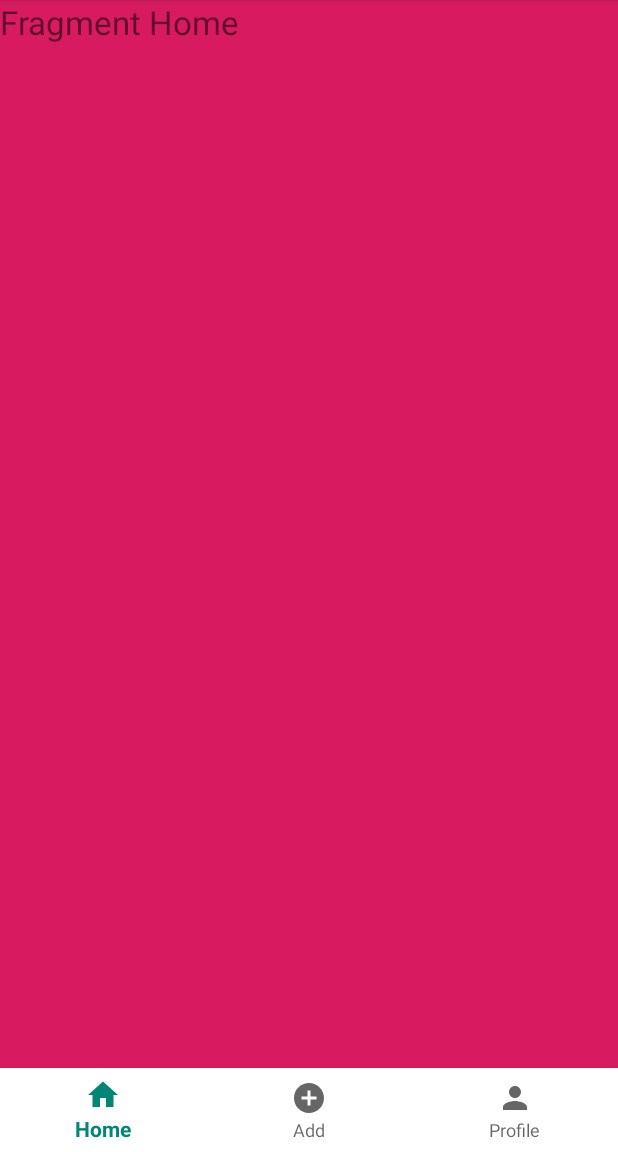
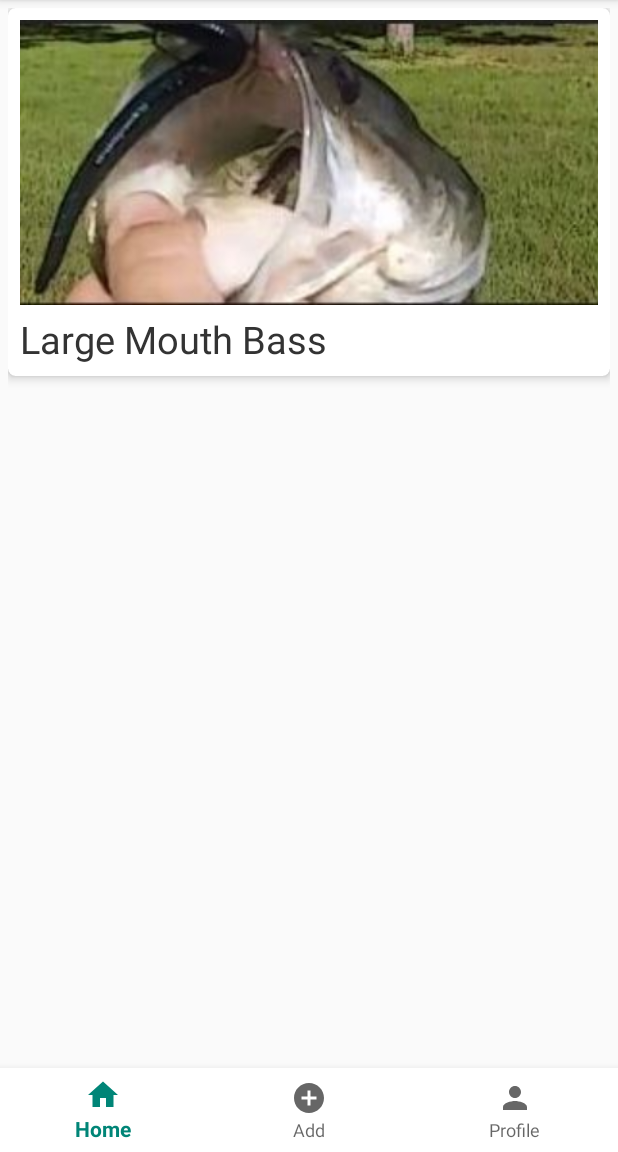
Before and after one commit to flipzide/fishing-freaks, an Android app: the screen it shows after launch (MainActivity), on a phone screen of 412 x 824 dp, the part 84-1236 px from its top. Run offline under Robolectric (Android 15) with nearby library versions, the phone set to English and light mode, and no system bars.

Commit message:
adding ListView  and Cardview on main activity

```diff
--- a/app/build.gradle
+++ b/app/build.gradle
@@ -27,4 +27,7 @@ dependencies {
     testImplementation 'junit:junit:4.12'
     androidTestImplementation 'com.android.support.test:runner:1.0.2'
     androidTestImplementation 'com.android.support.test.espresso:espresso-core:3.0.2'
+
+    //CardView
+    implementation 'com.android.support:cardview-v7:28.0.0'
 }
--- /dev/null
+++ b/app/src/main/java/fishingfreaks/ffapp/FragmentSearch.java
@@ -0,0 +1,29 @@
+package fishingfreaks.ffapp;
+
+
+import android.os.Bundle;
+import android.support.v4.app.Fragment;
+import android.view.LayoutInflater;
+import android.view.View;
+import android.view.ViewGroup;
+
+
+/**
+ * A simple {@link Fragment} subclass.
+ */
+public class FragmentSearch extends Fragment {
+
+
+    public FragmentSearch() {
+        // Required empty public constructor
+    }
+
+
+    @Override
+    public View onCreateView(LayoutInflater inflater, ViewGroup container,
+                             Bundle savedInstanceState) {
+        // Inflate the layout for this fragment
+        return inflater.inflate(R.layout.fragment_search, container, false);
+    }
+
+}
--- a/app/src/main/java/fishingfreaks/ffapp/MainActivity.java
+++ b/app/src/main/java/fishingfreaks/ffapp/MainActivity.java
@@ -3,29 +3,40 @@ package fishingfreaks.ffapp;
 import android.support.annotation.NonNull;
 import android.support.design.widget.BottomNavigationView;
 import android.support.design.widget.NavigationView;
-import android.support.v4.app.Fragment;
 import android.support.v7.app.AppCompatActivity;
 import android.os.Bundle;
+import android.util.Log;
 import android.view.MenuItem;
+import android.widget.ArrayAdapter;
+import android.widget.ListView;
+
+import java.util.ArrayList;
+import java.util.Arrays;
 
 public class MainActivity extends AppCompatActivity implements NavigationView.OnNavigationItemSelectedListener, BottomNavigationView.OnNavigationItemSelectedListener {
 
+    // Declare bottom navigation view
     BottomNavigationView bottomNavigationView;
 
+    // SECOND LISTVIEW ATTEMPT
+    ListView search_fish;
 
     @Override
     protected void onCreate(Bundle savedInstanceState) {
         super.onCreate(savedInstanceState);
         setContentView(R.layout.activity_main);
 
+        // Set bottom nav on create
         bottomNavigationView = findViewById(R.id.bottom_navigation);
 
+        // Listen for clicks on bottom navigation
         bottomNavigationView.setOnNavigationItemSelectedListener(this);
         bottomNavigationView.setSelectedItemId(R.id.nav_home);
-
     }
 
-    FragmentHome homeFragment = new FragmentHome();
+    // Declare activity fragments
+//    FragmentHome homeFragment = new FragmentHome();
+    FragmentSearch searchFragment = new FragmentSearch();
     FragmentAdd addFragment = new FragmentAdd();
     FragmentProfile profileFragment = new FragmentProfile();
 
@@ -33,9 +44,10 @@ public class MainActivity extends AppCompatActivity implements NavigationView.On
     @Override
     public boolean onNavigationItemSelected(@NonNull MenuItem item) {
 
+        // Switch statement to change fragment activities
         switch (item.getItemId()) {
             case R.id.nav_home:
-                getSupportFragmentManager().beginTransaction().replace(R.id.fragment_container, homeFragment).commit();
+                getSupportFragmentManager().beginTransaction().replace(R.id.fragment_container, searchFragment).commit();
                 break;
             case R.id.nav_add:
                 getSupportFragmentManager().beginTransaction().replace(R.id.fragment_container, addFragment).commit();
--- a/app/src/main/res/layout/activity_main.xml
+++ b/app/src/main/res/layout/activity_main.xml
@@ -19,5 +19,4 @@
         android:layout_alignParentBottom="true"
         app:menu="@menu/bottom_navigation"
         android:background="@android:color/background_light"/>
-
 </RelativeLayout>
--- a/app/src/main/res/layout/activity_search.xml
+++ b/app/src/main/res/layout/activity_search.xml
@@ -1,15 +1,15 @@
 <?xml version="1.0" encoding="utf-8"?>
-<RelativeLayout xmlns:android="http://schemas.android.com/apk/res/android"
+<LinearLayout xmlns:android="http://schemas.android.com/apk/res/android"
     xmlns:app="http://schemas.android.com/apk/res-auto"
     xmlns:tools="http://schemas.android.com/tools"
     android:layout_width="match_parent"
     android:layout_height="match_parent"
-    tools:context="fishingfreaks.ffapp.MainActivity">
+    tools:context=".MainActivity">
 
     <ListView
         android:id="@+id/search_fish"
-        android:layout_width="wrap_content"
-        android:layout_height="wrap_content"
+        android:layout_width="match_parent"
+        android:layout_height="match_parent"
         android:padding="20sp" />
 
-</RelativeLayout>
+</LinearLayout>
--- a/app/src/main/res/layout/fragment_home.xml
+++ b/app/src/main/res/layout/fragment_home.xml
@@ -6,12 +6,13 @@
     android:background="@color/colorAccent"
     tools:context=".FragmentHome">
 
-    <!-- TODO: Update blank fragment layout -->
     <TextView
         android:id="@+id/nav_home"
-        android:layout_width="match_parent"
-        android:layout_height="match_parent"
-        android:text="Fragment Home"
-        android:textSize="22dp" />
+        android:layout_width="wrap_content"
+        android:layout_height="wrap_content"
+        android:text="Main User Feed"
+        android:textSize="32sp"
+        android:padding="15dp"
+        android:layout_gravity="center"/>
 
 </FrameLayout>
--- /dev/null
+++ b/app/src/main/res/layout/fragment_search.xml
@@ -0,0 +1,57 @@
+<?xml version="1.0" encoding="utf-8"?>
+<FrameLayout xmlns:android="http://schemas.android.com/apk/res/android"
+    xmlns:tools="http://schemas.android.com/tools"
+    android:layout_width="match_parent"
+    android:layout_height="match_parent"
+    tools:context=".FragmentProfile">
+
+    <!-- TODO: Add Search to ToolBar -->
+
+    <LinearLayout xmlns:android="http://schemas.android.com/apk/res/android"
+        xmlns:cardview="http://schemas.android.com/apk/res-auto"
+        android:layout_width="match_parent"
+        android:layout_height="match_parent"
+        android:gravity="center_horizontal"
+        android:orientation="vertical"
+        android:padding="5dp">
+
+        <android.support.v7.widget.CardView
+            android:layout_width="match_parent"
+            android:layout_height="245dp"
+            android:layout_gravity="center_horizontal"
+            cardview:cardCornerRadius="5dp"
+            cardview:cardElevation="4dp">
+
+            <LinearLayout
+                android:layout_width="match_parent"
+                android:layout_height="245dp"
+                android:orientation="vertical"
+                android:padding="8dp">
+
+                <ImageView
+                    android:id="@+id/imageView"
+                    android:layout_width="fill_parent"
+                    android:layout_height="190dp"
+                    android:scaleType="centerCrop"
+                    android:src="@drawable/large_mouth_bass" />
+
+                <TextView
+                    android:id="@+id/textView"
+                    android:layout_width="match_parent"
+                    android:layout_height="wrap_content"
+                    android:layout_gravity="center_horizontal"
+                    android:text='Large Mouth Bass'
+                    android:layout_marginTop="5dp"
+                    android:textAppearance="?android:attr/textAppearanceMedium"
+                    android:textColor="#333333"
+                    android:textSize="25sp"/>
+            </LinearLayout>
+        </android.support.v7.widget.CardView>
+    </LinearLayout>
+
+    <ListView
+        android:layout_width="match_parent"
+        android:layout_height="255dp"
+        android:layout_gravity="bottom" />
+
+</FrameLayout>
--- a/app/src/main/res/values/strings.xml
+++ b/app/src/main/res/values/strings.xml
@@ -3,6 +3,14 @@
     <string name="add_fragment">Add Fragment</string>
     <string name="profile_fragment">Profile Fragment</string>
 
-    <!-- TODO: Remove or change this placeholder text -->
-    <string name="hello_blank_fragment">Hello blank fragment</string>
+    <!-- My Array of Fish -->
+    <string-array name="my_fish">
+        <item name="large_mouth_bass">Large Mouth BassBass</item>
+        <item name="small_mouth_bass">Small Mouth Bass</item>
+        <item name="grouper">Grouper</item>
+        <item name="trout">Trout</item>
+        <item name="black_tip_shark">Black Tip Shark</item>
+        <item name="striped_bass">Striped Bass</item>
+        <item name="rock_bass">Rock Bass</item>
+    </string-array>
 </resources>
```
Also changed, not shown: app/src/main/res/drawable/large_mouth_bass.jpg (added).
